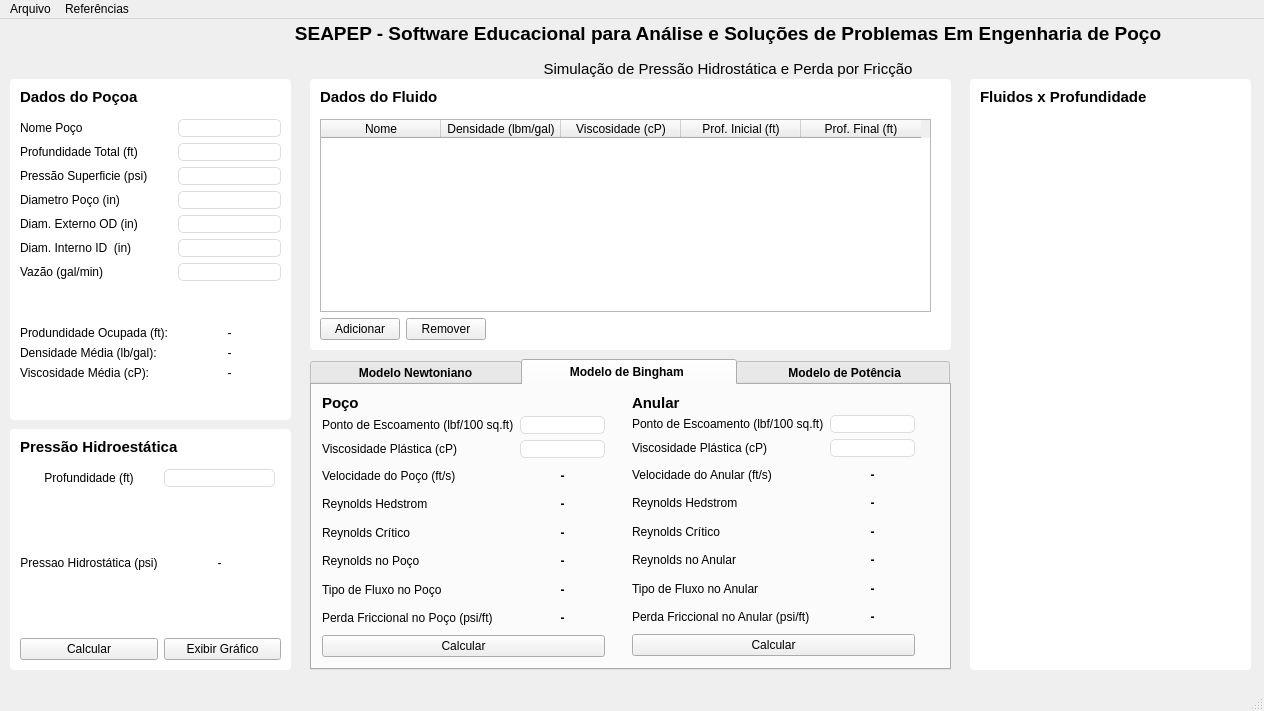
The window that src-v2/CSimuladorReologico.ui (ldsc/ProjetoEngenharia-SoftwareEducacionalParaAnaliseESolucaoDeProblemasEmEngenhariaDePoco) describes before a commit, drawn with Qt 5.
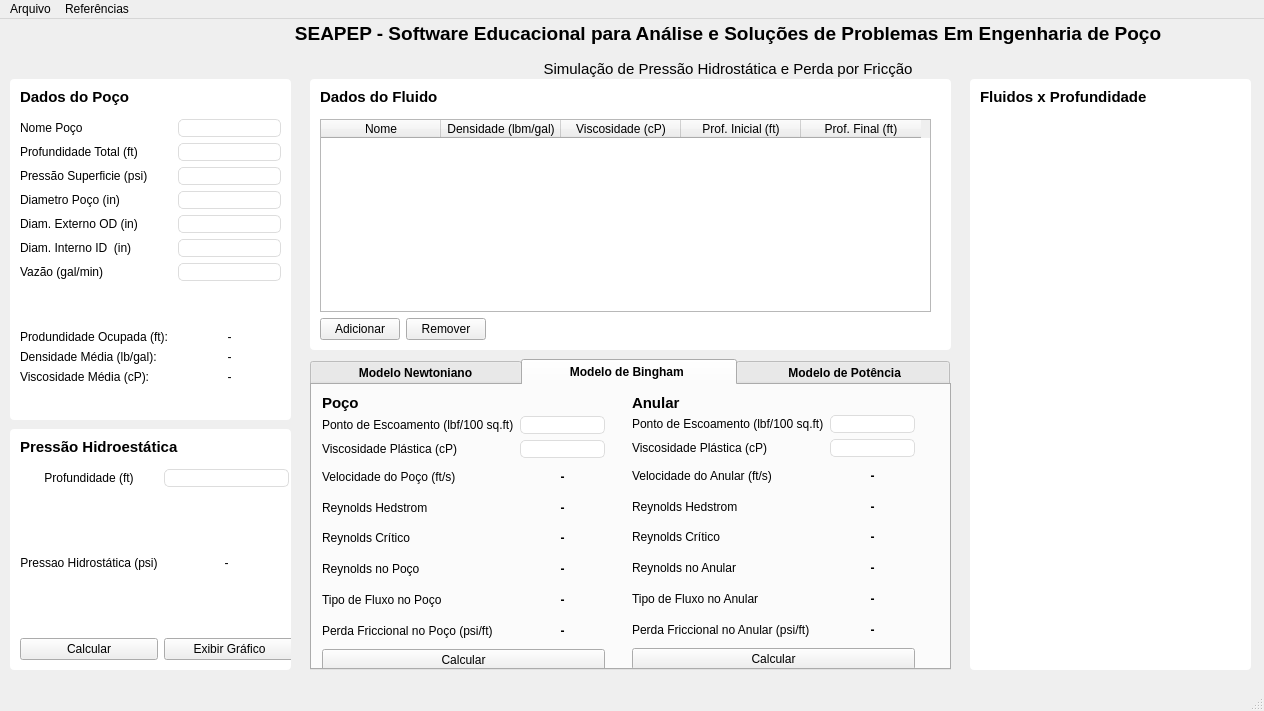
The same window after the commit. The open tabs and pages were chosen to show the change. Icons and pictures are not drawn. Custom widgets are drawn as their Qt base class.

```diff
--- a/src-v2/CSimuladorReologico.ui
+++ b/src-v2/CSimuladorReologico.ui
@@ -39,7 +39,7 @@
        <x>10</x>
        <y>40</y>
        <width>261</width>
-       <height>301</height>
+       <height>307</height>
       </rect>
      </property>
      <layout class="QGridLayout" name="gridLayout">
@@ -332,7 +332,7 @@
       </font>
      </property>
      <property name="text">
-      <string>Dados do Poçoa</string>
+      <string>Dados do Poço</string>
      </property>
     </widget>
    </widget>
@@ -520,7 +520,7 @@
       <rect>
        <x>10</x>
        <y>40</y>
-       <width>261</width>
+       <width>275</width>
        <height>191</height>
       </rect>
      </property>
@@ -1027,7 +1027,7 @@
         <x>10</x>
         <y>31</y>
         <width>283</width>
-        <height>241</height>
+        <height>255</height>
        </rect>
       </property>
       <layout class="QGridLayout" name="gridLayout_5">
@@ -1274,7 +1274,7 @@
         <x>320</x>
         <y>30</y>
         <width>283</width>
-        <height>241</height>
+        <height>255</height>
        </rect>
       </property>
       <layout class="QGridLayout" name="gridLayout_6">
```
Left out of the diff: 6 changed lines with no effect on the pictures.
